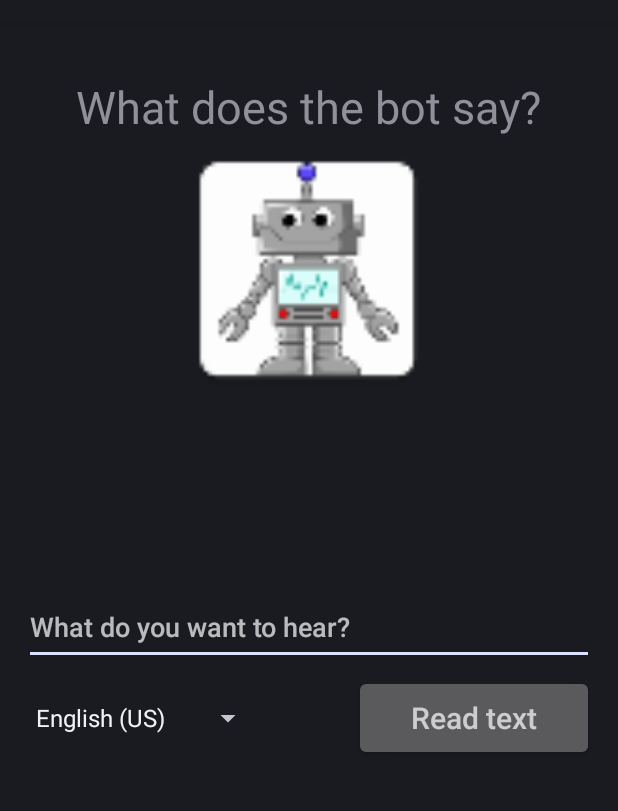
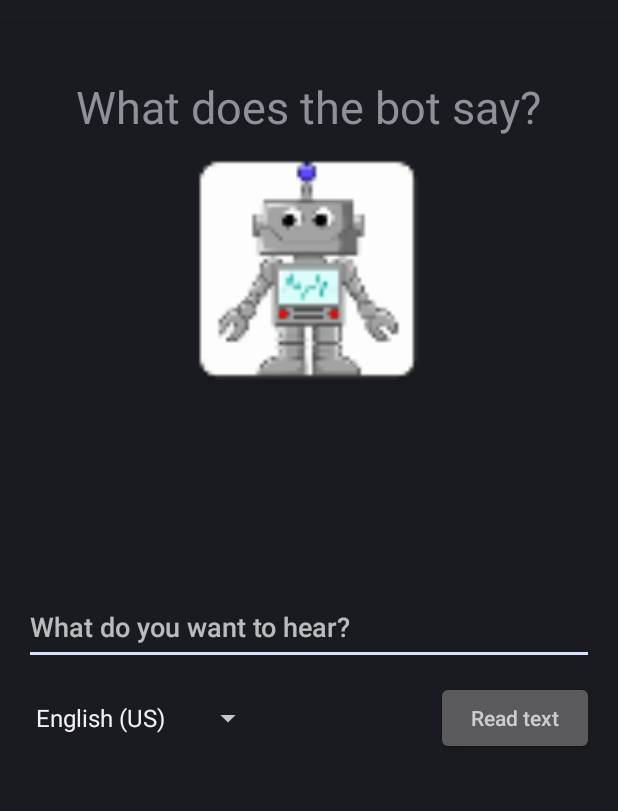
Before and after one commit to evonneng/PronunciationApp, an Android app: the screen it shows after launch (MainActivity), on a phone screen of 412 x 824 dp, the part 62-873 px from its top. Run offline under Robolectric (Android 15) with nearby library versions, the phone set to English and light mode, and no system bars.

```diff
--- a/app/src/main/res/layout/content_main.xml
+++ b/app/src/main/res/layout/content_main.xml
@@ -50,14 +50,13 @@
 
     <Button
         style="?android:attr/buttonStyleSmall"
-        android:layout_width="160dp"
-        android:layout_height="57dp"
+        android:layout_width="105dp"
+        android:layout_height="49dp"
         android:hint="@string/button"
         android:id="@+id/button"
         android:layout_below="@+id/editText"
         android:layout_centerHorizontal="true"
         android:layout_marginTop="80dp"
-        android:textSize="20dp"
         android:onClick="onClick"
         android:layout_gravity="right|center_vertical" />
 
```
